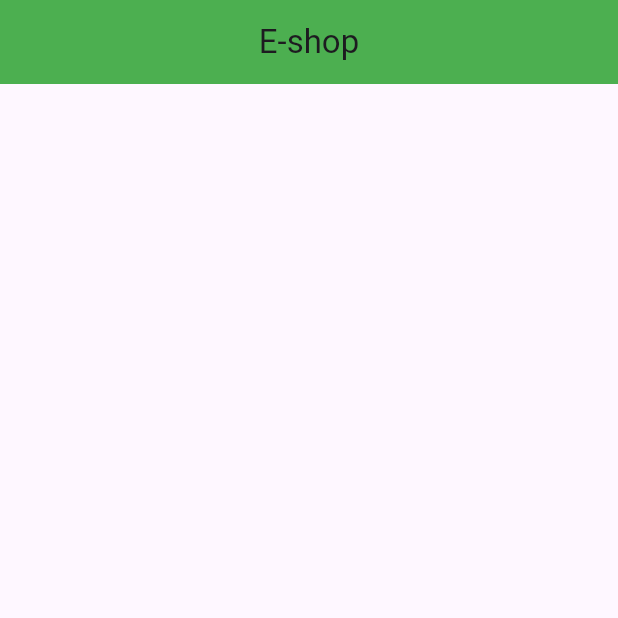
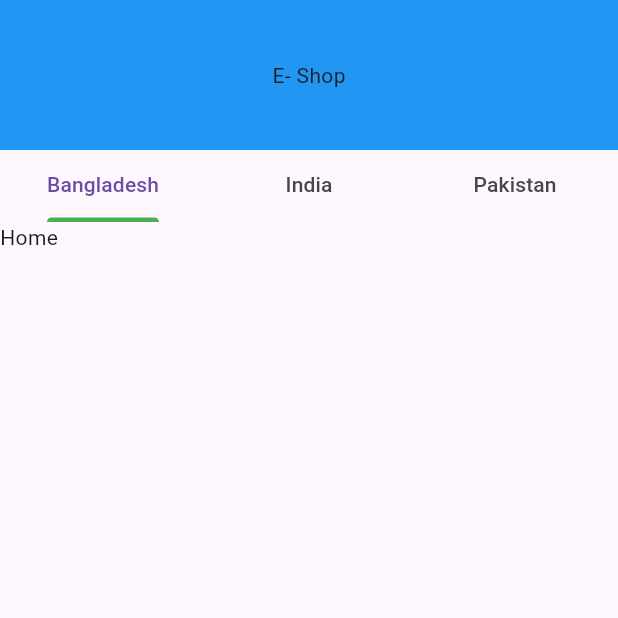
Before and after one commit to alazad214/e-shop, a Flutter app: the screen it shows after launch, on a phone screen of 412 x 824 dp, the top half of it. Run offline on Flutter 3.47's test engine with Material 3 defaults, Android fonts, the phone set to English and light mode, and no system bars.

Commit message:
custom tabbar added

```diff
--- a/lib/main.dart
+++ b/lib/main.dart
@@ -1,4 +1,4 @@
-import 'package:e_shop/screens/home_screens.dart';
+import 'package:e_shop/screens/home_screen.dart';
 import 'package:flutter/material.dart';
 
 void main() {
@@ -11,7 +11,7 @@
   // This widget is the root of your application.
   @override
   Widget build(BuildContext context) {
-    return const MaterialApp(
+    return  MaterialApp(
       debugShowCheckedModeBanner: false,
       home: HomeScreen(),
     );
--- /dev/null
+++ b/lib/screens/account.dart
@@ -0,0 +1,12 @@
+import 'package:flutter/cupertino.dart';
+
+class Accounts extends StatelessWidget {
+  const Accounts({super.key});
+
+  @override
+  Widget build(BuildContext context) {
+    return Container(
+      child: Text("accounts"),
+    );
+  }
+}
--- /dev/null
+++ b/lib/screens/home.dart
@@ -0,0 +1,12 @@
+import 'package:flutter/cupertino.dart';
+
+class Home extends StatelessWidget {
+  const Home({super.key});
+
+  @override
+  Widget build(BuildContext context) {
+    return Container(
+      child: Text("Home"),
+    );
+  }
+}
--- /dev/null
+++ b/lib/screens/home_screen.dart
@@ -0,0 +1,78 @@
+import 'package:e_shop/screens/account.dart';
+import 'package:e_shop/screens/home.dart';
+import 'package:e_shop/screens/products.dart';
+import 'package:flutter/material.dart';
+
+class HomeScreen extends StatefulWidget {
+  const HomeScreen({super.key});
+
+  @override
+  _HomeScreenState createState() => _HomeScreenState();
+}
+
+class _HomeScreenState extends State<HomeScreen> with TickerProviderStateMixin {
+  late TabController tabController;
+
+  List<Widget> pages = [
+    Home(),
+    Accounts(),
+    Products(),
+  ];
+
+  @override
+  void initState() {
+    super.initState();
+    tabController = TabController(length: 3, vsync: this);
+  }
+
+  @override
+  void dispose() {
+    tabController.dispose();
+    super.dispose();
+  }
+
+  @override
+  Widget build(BuildContext context) {
+    return Scaffold(
+      body: Column(
+        children: [
+          Container(
+            alignment: Alignment.center,
+            padding: EdgeInsets.symmetric(horizontal: 20, vertical: 15),
+            height: 100,
+            width: double.infinity,
+            decoration: BoxDecoration(
+              color: Colors.blue,
+            ),
+            child: Text("E- Shop"),
+          ),
+          Container(
+            child: TabBar(
+              controller: tabController,
+              indicatorColor: Colors.green,
+              dividerColor: Colors.transparent,
+
+              tabs: [
+                Tab(
+                  text: "Bangladesh",
+                ),
+                Tab(
+                  text: "India",
+                ),
+                Tab(
+                  text: "Pakistan",
+                ),
+              ],
+            ),
+          ),
+          Expanded(
+            child: TabBarView(
+              controller: tabController,
+              children: pages,
+            ),
+          ),
+        ],
+      ),
+    );
+  }
+}
--- a/lib/screens/home_screens.dart
+++ /dev/null
@@ -1,16 +0,0 @@
-import 'package:flutter/material.dart';
-
-class HomeScreen extends StatelessWidget {
-  const HomeScreen({super.key});
-
-  @override
-  Widget build(BuildContext context) {
-    return Scaffold(
-      appBar: AppBar(
-        title: Text("E-shop"),
-        centerTitle: true,
-        backgroundColor: Colors.green,
-      ),
-    );
-  }
-}
--- /dev/null
+++ b/lib/screens/products.dart
@@ -0,0 +1,12 @@
+import 'package:flutter/cupertino.dart';
+
+class Products extends StatelessWidget {
+  const Products({super.key});
+
+  @override
+  Widget build(BuildContext context) {
+    return Container(
+      child: Text("Products"),
+    );
+  }
+}
```
